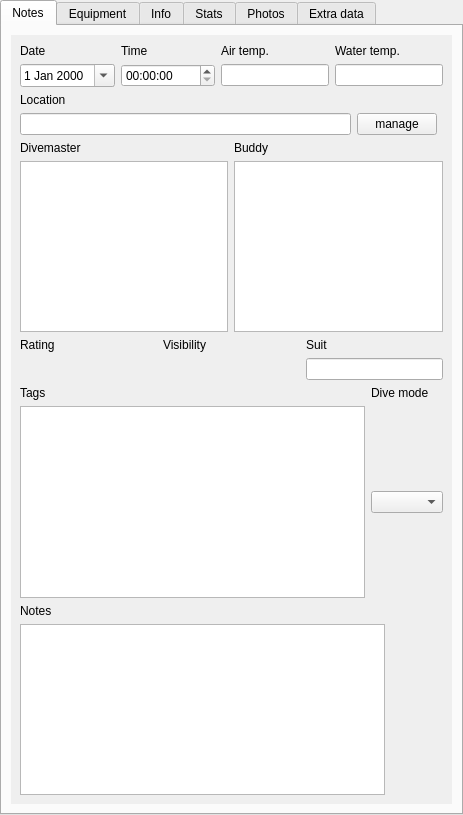
Qt form qt-ui/maintab.ui (subsurface/subsurface) before a commit.
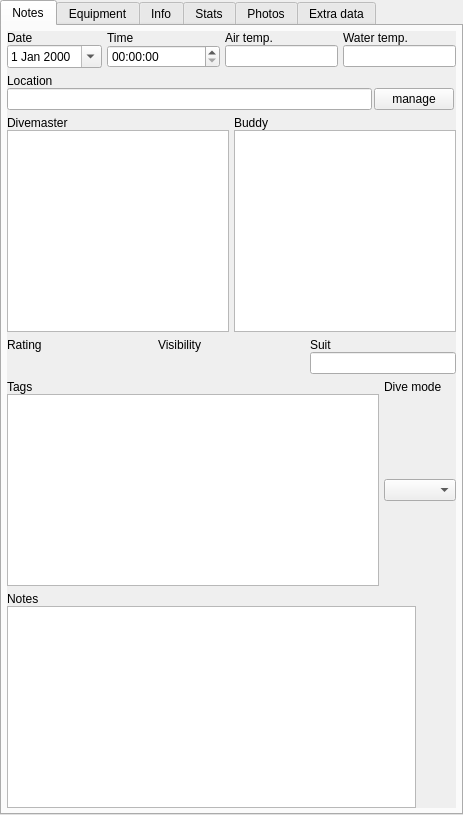
The same form after that commit. Icons and pictures are not drawn. Custom widgets are drawn as their Qt base class.

Commit message: Layout issues: Fix the layout ugliness on Mac & Linux

What changed in the file:
```diff
--- a/qt-ui/maintab.ui
+++ b/qt-ui/maintab.ui
@@ -18,6 +18,18 @@
     <string>Notes</string>
    </attribute>
    <layout class="QGridLayout" name="diveNotesLayout">
+    <property name="leftMargin">
+     <number>5</number>
+    </property>
+    <property name="topMargin">
+     <number>5</number>
+    </property>
+    <property name="rightMargin">
+     <number>5</number>
+    </property>
+    <property name="bottomMargin">
+     <number>5</number>
+    </property>
     <property name="spacing">
      <number>0</number>
     </property>
@@ -40,18 +52,39 @@
         <rect>
          <x>0</x>
          <y>0</y>
-         <width>417</width>
-         <height>744</height>
+         <width>449</width>
+         <height>758</height>
         </rect>
        </property>
-       <layout class="QVBoxLayout" name="verticalLayout">
+       <layout class="QVBoxLayout" name="verticalLayout_3">
+        <property name="leftMargin">
+         <number>0</number>
+        </property>
+        <property name="topMargin">
+         <number>0</number>
+        </property>
+        <property name="rightMargin">
+         <number>0</number>
+        </property>
+        <property name="bottomMargin">
+         <number>0</number>
+        </property>
         <item>
          <layout class="QGridLayout" name="gridLayout">
+          <property name="horizontalSpacing">
+           <number>5</number>
+          </property>
+          <property name="verticalSpacing">
+           <number>0</number>
+          </property>
           <item row="0" column="0">
            <widget class="QLabel" name="label_2">
             <property name="text">
              <string>Date</string>
             </property>
+            <property name="alignment">
+             <set>Qt::AlignBottom|Qt::AlignLeading|Qt::AlignLeft</set>
+            </property>
            </widget>
           </item>
           <item row="0" column="1">
@@ -59,6 +92,9 @@
             <property name="text">
              <string>Time</string>
             </property>
+            <property name="alignment">
+             <set>Qt::AlignBottom|Qt::AlignLeading|Qt::AlignLeft</set>
+            </property>
            </widget>
           </item>
           <item row="0" column="2">
@@ -66,6 +102,9 @@
             <property name="text">
              <string>Air temp.</string>
             </property>
+            <property name="alignment">
+             <set>Qt::AlignBottom|Qt::AlignLeading|Qt::AlignLeft</set>
+            </property>
            </widget>
           </item>
           <item row="0" column="3">
@@ -73,6 +112,9 @@
             <property name="text">
              <string>Water temp.</string>
             </property>
+            <property name="alignment">
+             <set>Qt::AlignBottom|Qt::AlignLeading|Qt::AlignLeft</set>
+            </property>
            </widget>
           </item>
           <item row="1" column="0">
@@ -115,18 +157,25 @@
          </layout>
         </item>
         <item>
-         <layout class="QHBoxLayout" name="LocationLabelLayout">
+         <layout class="QVBoxLayout" name="verticalLayout">
+          <property name="spacing">
+           <number>0</number>
+          </property>
           <item>
            <widget class="QLabel" name="LocationLabel">
             <property name="text">
              <string>Location</string>
             </property>
+            <property name="alignment">
+             <set>Qt::AlignBottom|Qt::AlignLeading|Qt::AlignLeft</set>
+            </property>
            </widget>
-          </item>
-         </layout>
         </item>
         <item>
          <layout class="QHBoxLayout" name="horizontalLayout_2">
+            <property name="spacing">
+             <number>2</number>
+            </property>
           <item>
            <widget class="QLineEdit" name="location">
             <property name="readOnly">
@@ -146,13 +195,24 @@
           </item>
          </layout>
         </item>
+         </layout>
+        </item>
         <item>
          <layout class="QGridLayout" name="gridLayout_4">
+          <property name="horizontalSpacing">
+           <number>5</number>
+          </property>
+          <property name="verticalSpacing">
+           <number>0</number>
+          </property>
           <item row="0" column="0">
            <widget class="QLabel" name="DivemasterLabel">
             <property name="text">
              <string>Divemaster</string>
             </property>
+            <property name="alignment">
+             <set>Qt::AlignBottom|Qt::AlignLeading|Qt::AlignLeft</set>
+            </property>
            </widget>
           </item>
           <item row="0" column="1">
@@ -160,6 +220,9 @@
             <property name="text">
              <string>Buddy</string>
             </property>
+            <property name="alignment">
+             <set>Qt::AlignBottom|Qt::AlignLeading|Qt::AlignLeft</set>
+            </property>
            </widget>
           </item>
           <item row="1" column="0">
@@ -180,6 +243,12 @@
         </item>
         <item>
          <layout class="QGridLayout" name="gridLayout_3">
+          <property name="horizontalSpacing">
+           <number>5</number>
+          </property>
+          <property name="verticalSpacing">
+           <number>0</number>
+          </property>
           <item row="0" column="0">
            <widget class="QLabel" name="RatingLabel">
             <property name="sizePolicy">
@@ -250,6 +319,12 @@
         </item>
         <item>
          <layout class="QGridLayout" name="gridLayout_2">
+          <property name="horizontalSpacing">
+           <number>5</number>
+          </property>
+          <property name="verticalSpacing">
+           <number>0</number>
+          </property>
           <item row="1" column="1">
            <widget class="QComboBox" name="DiveType"/>
           </item>
@@ -258,6 +333,9 @@
             <property name="text">
              <string>Tags</string>
             </property>
+            <property name="alignment">
+             <set>Qt::AlignBottom|Qt::AlignLeading|Qt::AlignLeft</set>
+            </property>
            </widget>
           </item>
           <item row="0" column="1">
@@ -265,6 +343,9 @@
             <property name="text">
              <string>Dive mode</string>
             </property>
+            <property name="alignment">
+             <set>Qt::AlignBottom|Qt::AlignLeading|Qt::AlignLeft</set>
+            </property>
            </widget>
           </item>
           <item row="1" column="0">
@@ -295,10 +376,18 @@
          </layout>
         </item>
         <item>
+         <layout class="QVBoxLayout" name="verticalLayout_2">
+          <property name="spacing">
+           <number>0</number>
+          </property>
+          <item>
          <widget class="QLabel" name="NotesLabel">
           <property name="text">
            <string>Notes</string>
           </property>
+            <property name="alignment">
+             <set>Qt::AlignBottom|Qt::AlignLeading|Qt::AlignLeft</set>
+            </property>
          </widget>
         </item>
         <item>
@@ -319,6 +408,18 @@
              <property name="spacing">
               <number>0</number>
              </property>
+               <property name="leftMargin">
+                <number>0</number>
+               </property>
+               <property name="topMargin">
+                <number>0</number>
+               </property>
+               <property name="rightMargin">
+                <number>0</number>
+               </property>
+               <property name="bottomMargin">
+                <number>0</number>
+               </property>
              <item>
               <spacer name="verticalSpacer">
                <property name="orientation">
@@ -358,6 +459,8 @@
          </layout>
         </item>
        </layout>
+        </item>
+       </layout>
       </widget>
      </widget>
     </item>
```
Left out of the diff: 12 changed lines with no effect on the pictures. Lines whose indentation alone changed are shown as unchanged. The commit also changes 1 other file.
